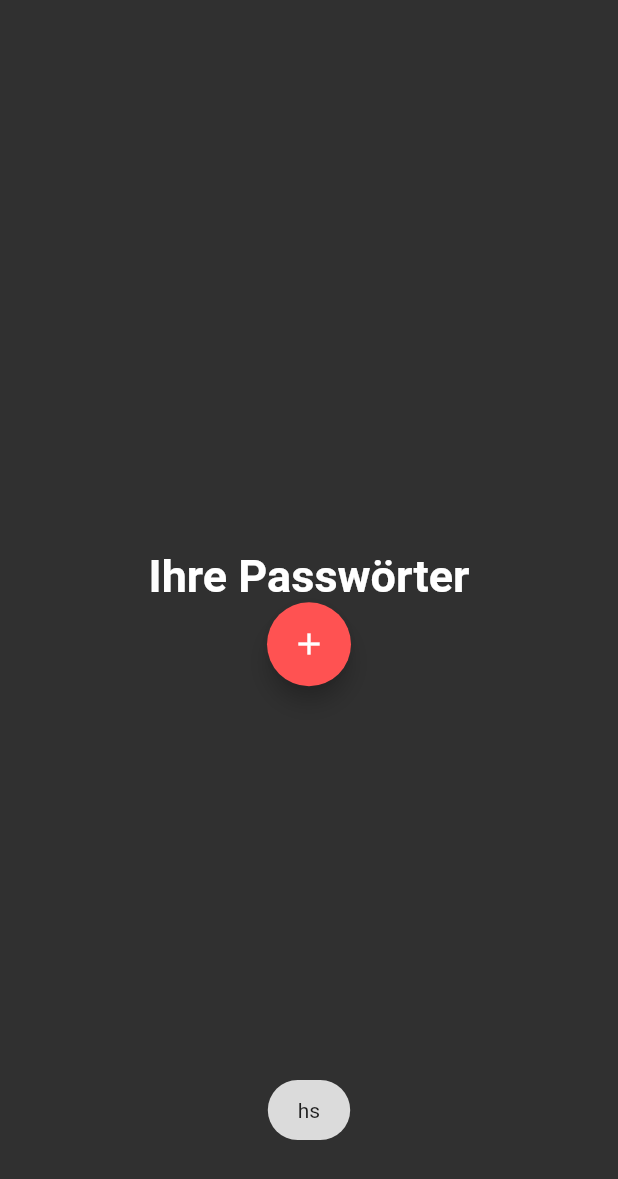
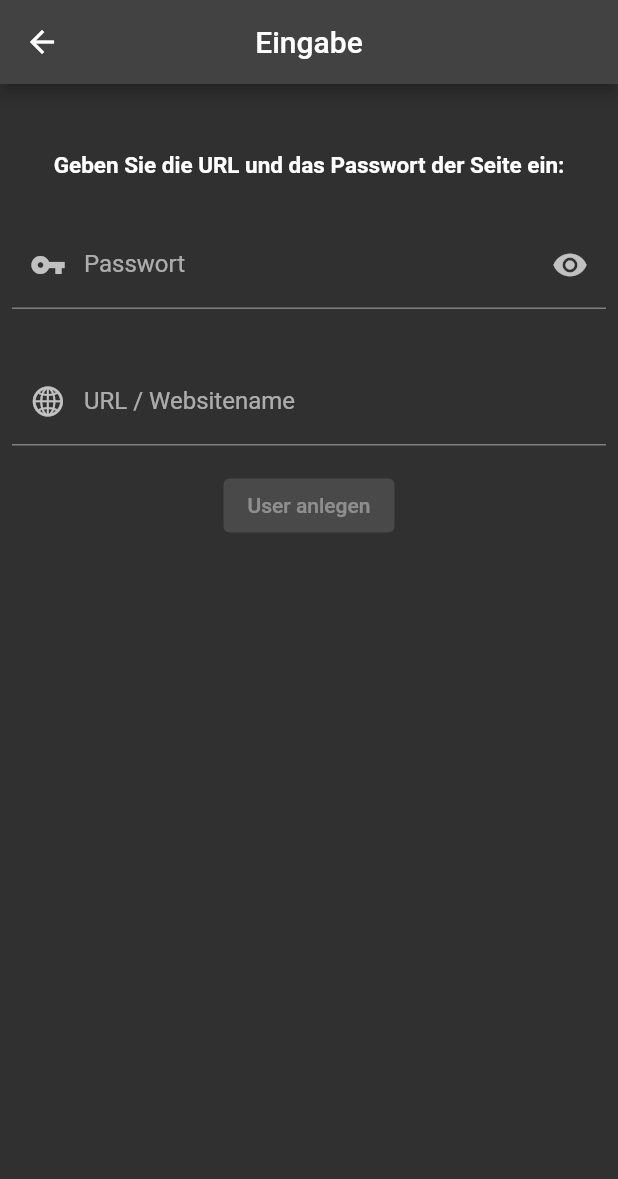
Before and after one commit to luzzisttoll/Passwortmanager, a Flutter app: the Passwoerter screen opened directly, after a tap on the "add" icon, on a phone screen of 412 x 824 dp. Shown: the top 1179 px of the screen. Run offline on Flutter 3.47's test engine with Material 2 defaults, Android fonts, the phone set to English and light mode, and no system bars; our stand-ins replace cloud_firestore, firebase_auth, firebase_core, fluttertoast; accounts and stored records are empty.

Commit message:
eingabe für passwörter und url
eingabefelder für pwm durch button onclick

```diff
--- a/lib/pages/passwoerter.dart
+++ b/lib/pages/passwoerter.dart
@@ -1,5 +1,6 @@
 import 'package:flutter/material.dart';
 import 'package:fluttertoast/fluttertoast.dart';
+import 'package:pwm/pages/passworteingabe.dart';
 
 class Passwoerter extends StatefulWidget {
   const Passwoerter({Key? key}) : super(key: key);
@@ -14,25 +15,30 @@ class _PasswoerterState extends State<Passwoerter> {
     return Scaffold(
       body: Center(
         child: Column(
-          mainAxisAlignment: MainAxisAlignment.center,
-          children: <Widget>[
-            const Text(
-              'Ihre Passwörter',
-              style: TextStyle(fontSize: 30, fontWeight: FontWeight.bold),
-            ),
-            Theme(
-              data: Theme.of(context)
-                  .copyWith(highlightColor: Colors.red.shade600),
-              child: FloatingActionButton(
-                onPressed: () => Fluttertoast.showToast(msg: "hs"),
-                backgroundColor: Colors.redAccent,
-                child: const Icon(Icons.add, color: Colors.white),
-              ),
+          children: [
+            Column(
+              mainAxisAlignment: MainAxisAlignment.center,
+              children: const <Widget>[
+                Text("Ihre Passwörter",
+                    style: TextStyle(
+                        fontWeight: FontWeight.bold, fontSize: 20, height: 5)),
+              ],
             ),
           ],
         ),
       ),
-      floatingActionButtonLocation: FloatingActionButtonLocation.endFloat,
+      floatingActionButton: FloatingActionButton(
+        onPressed: () {
+          Navigator.push(
+            context,
+            MaterialPageRoute(builder: (context) => const Eingabe()),
+          );
+        },
+        backgroundColor: Colors.red.shade600,
+        child: const Icon(Icons.add, color: Colors.white),
+        tooltip: "Neues Passwort",
+        heroTag: "formular",
+      ),
     );
   }
 }
--- /dev/null
+++ b/lib/pages/passworteingabe.dart
@@ -0,0 +1,114 @@
+import 'package:flutter/material.dart';
+import 'package:flutter/cupertino.dart';
+
+class Eingabe extends StatefulWidget {
+  const Eingabe({Key? key}) : super(key: key);
+
+  @override
+  _EingabeState createState() => _EingabeState();
+}
+
+class _EingabeState extends State<Eingabe> {
+  final passwort = TextEditingController();
+  final url = TextEditingController();
+  bool showPwd = true;
+
+  @override
+  Widget build(BuildContext context) {
+    return Scaffold(
+      appBar: AppBar(
+        centerTitle: true,
+        title: const Text('Eingabe'),
+      ),
+      body: Center(
+        child: Column(
+          children: [
+            Column(
+              mainAxisAlignment: MainAxisAlignment.center,
+              children: <Widget>[
+                const Hero(
+                  tag: 'formular',
+                  child: Text(
+                    "Geben Sie die URL und das Passwort der Seite ein:",
+                    style: TextStyle(
+                        fontWeight: FontWeight.bold,
+                        fontSize: 15,
+                        height: 5,
+                        decoration: TextDecoration.none,
+                        color: Colors.white),
+                  ),
+                ),
+                Padding(
+                  padding:
+                      const EdgeInsets.symmetric(horizontal: 8, vertical: 16),
+                  child: TextFormField(
+                    textInputAction: TextInputAction.done,
+                    autofocus: false,
+                    controller: passwort,
+                    obscureText: showPwd,
+                    validator: (value) {
+                      RegExp regex = RegExp(
+                          r'^.{6,}$'); //Passwort muss 6 Zeichen lang sein
+                      if (value!.isEmpty) {
+                        return ("Geben Sie bitte ihr Passwort ein");
+                      }
+                      if (!regex.hasMatch(value)) {
+                        return ("Bitte gültiges Passwort eingeben");
+                      }
+                    },
+                    onSaved: (value) {
+                      passwort.text = value!;
+                    },
+                    decoration: InputDecoration(
+                      prefixIcon: const Icon(Icons.vpn_key),
+                      border: const UnderlineInputBorder(),
+                      labelText: 'Passwort',
+                      suffixIcon: IconButton(
+                        icon: const Icon(Icons.remove_red_eye_sharp),
+                        onPressed: _show,
+                      ),
+                    ),
+                  ),
+                ),
+                Padding(
+                  padding:
+                      const EdgeInsets.symmetric(horizontal: 8, vertical: 16),
+                  child: TextFormField(
+                    textInputAction: TextInputAction.done,
+                    autofocus: false,
+                    controller: url,
+                    decoration: const InputDecoration(
+                      prefixIcon: Icon(CupertinoIcons.globe),
+                      border: UnderlineInputBorder(),
+                      labelText: 'URL / Websitename',
+                    ),
+                  ),
+                ),
+                Column(
+                  mainAxisAlignment: MainAxisAlignment.center,
+                  crossAxisAlignment: CrossAxisAlignment.center,
+                  children: <Widget>[
+                    const SizedBox(width: 30),
+                    ElevatedButton(
+                      child: const Text("User anlegen"),
+                      style: ElevatedButton.styleFrom(
+                        primary: Colors.red.shade600,
+                      ),
+                      onPressed: null,
+                    ),
+                  ],
+                )
+              ],
+            ),
+          ],
+        ),
+      ),
+    );
+  }
+
+  void _show() {
+    setState(() {
+      showPwd = !showPwd;
+    });
+  }
+}
--- a/lib/register.dart
+++ b/lib/register.dart
@@ -110,8 +110,9 @@ class _AuthState extends State<Auth> {
                   ),
                 ],
               ),
-              Row(
+              Column(
                 mainAxisAlignment: MainAxisAlignment.center,
+                crossAxisAlignment: CrossAxisAlignment.center,
                 children: <Widget>[
                   const SizedBox(width: 30),
                   ElevatedButton(
```
